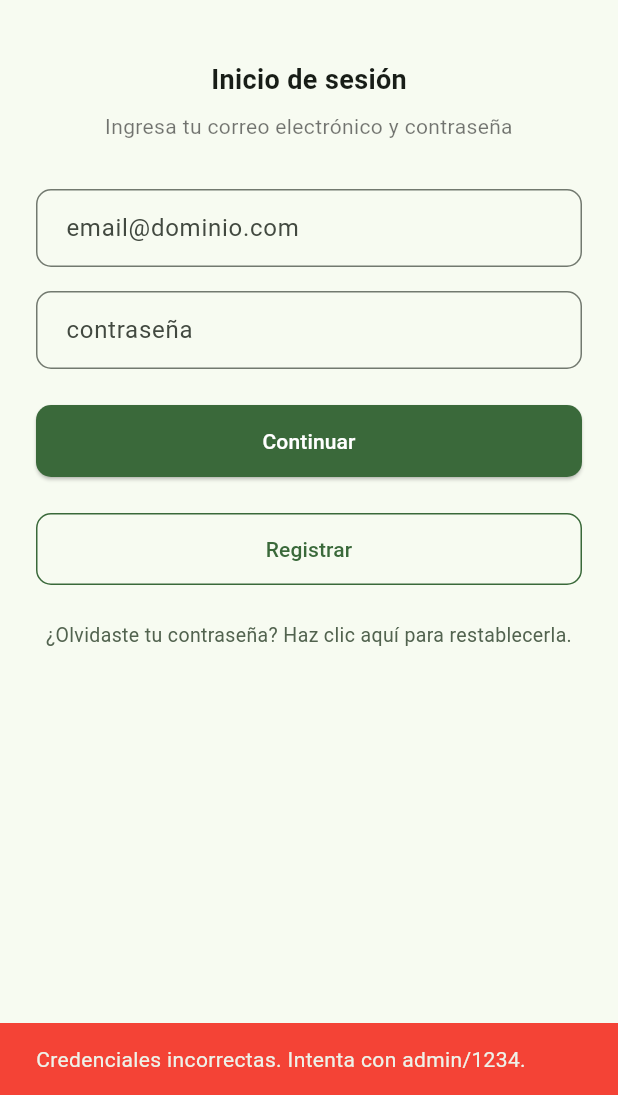
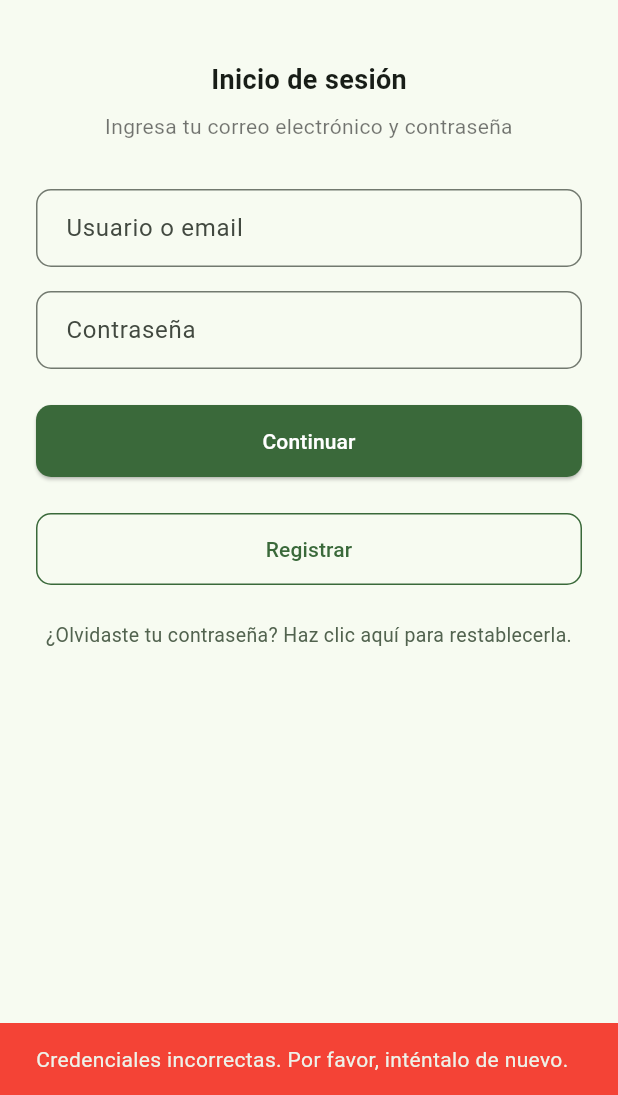
Before and after one commit to p1errot/Recuerda-Med, a Flutter app: the screen it shows after launch, after a tap on "Continuar", on a phone screen of 412 x 824 dp, the part 141-1236 px from its top. Run offline on Flutter 3.47's test engine with Material 3 defaults, Android fonts, the light colour scheme and no system bars; our stand-ins replace sqflite; accounts and stored records are empty.

Commit message:
Se agrega la base de datos y configuracion en login

```diff
--- /dev/null
+++ b/lib/data/database/database_helper.dart
@@ -0,0 +1,136 @@
+import 'dart:async';
+import 'package:path/path.dart';
+import 'package:sqflite/sqflite.dart';
+
+class DatabaseHelper {
+  static final DatabaseHelper _instance = DatabaseHelper._internal();
+
+  factory DatabaseHelper() => _instance;
+
+  DatabaseHelper._internal();
+
+  static Database? _database;
+
+  static const String _databaseName = 'recuerdamed.db';
+
+  static const int _databaseVersion = 1;
+
+  Future<Database> get database async {
+    if (_database != null) return _database!;
+
+    _database = await _initDatabase();
+    return _database!;
+  }
+
+  Future<Database> _initDatabase() async {
+    final String path = join(await getDatabasesPath(), _databaseName);
+
+    return await openDatabase(
+      path,
+      version: _databaseVersion,
+      onCreate: _onCreate,
+      onUpgrade: _onUpgrade,
+    );
+  }
+
+  Future<void> _onCreate(Database db, int version) async {
+    await db.execute('''
+      CREATE TABLE users (
+        id INTEGER PRIMARY KEY AUTOINCREMENT,
+        username TEXT NOT NULL UNIQUE,
+        email TEXT NOT NULL UNIQUE,
+        password TEXT NOT NULL,
+        name TEXT,
+        birthdate TEXT,
+        blood_type TEXT,
+        address TEXT,
+        phone TEXT,
+        created_at TIMESTAMP DEFAULT CURRENT_TIMESTAMP,
+        updated_at TIMESTAMP DEFAULT CURRENT_TIMESTAMP
+      )
+    ''');
+
+    await db.execute('''
+      CREATE TABLE medicines (
+        id INTEGER PRIMARY KEY AUTOINCREMENT,
+        user_id INTEGER NOT NULL,
+        name TEXT NOT NULL,
+        quantity INTEGER NOT NULL,
+        every_hours INTEGER NOT NULL,
+        start_time TEXT NOT NULL,
+        start_date TEXT NOT NULL,
+        end_date TEXT,
+        created_at TIMESTAMP DEFAULT CURRENT_TIMESTAMP,
+        updated_at TIMESTAMP DEFAULT CURRENT_TIMESTAMP,
+        FOREIGN KEY (user_id) REFERENCES users(id) ON DELETE CASCADE ON UPDATE CASCADE
+      )
+    ''');
+  }
+
+  // Upgrade database
+  Future<void> _onUpgrade(Database db, int oldVersion, int newVersion) async {
+    // Handle database upgrades here
+    // Example:
+    // if (oldVersion < 2) {
+    //   await db.execute('ALTER TABLE table_name ADD COLUMN new_column TEXT');
+    // }
+  }
+
+  Future<int> insert(String table, Map<String, dynamic> row) async {
+    final Database db = await database;
+    return await db.insert(table, row);
+  }
+
+  Future<List<Map<String, dynamic>>> query(
+    String table, {
+    List<String>? columns,
+    String? where,
+    List<dynamic>? whereArgs,
+    String? orderBy,
+    int? limit,
+    int? offset,
+  }) async {
+    final Database db = await database;
+    return await db.query(
+      table,
+      columns: columns,
+      where: where,
+      whereArgs: whereArgs,
+      orderBy: orderBy,
+      limit: limit,
+      offset: offset,
+    );
+  }
+
+  Future<int> update(
+    String table,
+    Map<String, dynamic> row, {
+    String? where,
+    List<dynamic>? whereArgs,
+  }) async {
+    final Database db = await database;
+    return await db.update(table, row, where: where, whereArgs: whereArgs);
+  }
+
+  Future<int> delete(
+    String table, {
+    String? where,
+    List<dynamic>? whereArgs,
+  }) async {
+    final Database db = await database;
+    return await db.delete(table, where: where, whereArgs: whereArgs);
+  }
+
+  Future<List<Map<String, dynamic>>> rawQuery(
+    String sql, [
+    List<dynamic>? arguments,
+  ]) async {
+    final Database db = await database;
+    return await db.rawQuery(sql, arguments);
+  }
+
+  Future<void> close() async {
+    final Database db = await database;
+    db.close();
+  }
+}
--- a/lib/presentation/Screens/login/login_screen.dart
+++ b/lib/presentation/Screens/login/login_screen.dart
@@ -2,10 +2,29 @@ import 'package:flutter/material.dart';
 import 'package:recuerdamed/presentation/Screens/login/recuperar_constrasena_screen.dart';
 import 'package:recuerdamed/presentation/Screens/login/registro_screen.dart';
 import 'package:recuerdamed/presentation/widgets/navigationbar/navigationbar.dart';
+import 'package:recuerdamed/data/database/database_helper.dart';
 
-class SignInScreen extends StatelessWidget {
+// Function to validate if user exists in the database
+Future<bool> validateUser(String email, String password) async {
+  final dbHelper = DatabaseHelper();
+  final result = await dbHelper.query(
+    'users',
+    where: '(email = ? OR username = ?) AND password = ?',
+    whereArgs: [email, password],
+  );
+
+  // If the query returns any results, the user exists
+  return result.isNotEmpty;
+}
+
+class SignInScreen extends StatefulWidget {
   const SignInScreen({super.key});
 
+  @override
+  State<SignInScreen> createState() => _SignInScreenState();
+}
+
+class _SignInScreenState extends State<SignInScreen> {
   @override
   Widget build(BuildContext context) {
     final colors = Theme.of(context).colorScheme;
@@ -47,7 +66,7 @@ class SignInScreen extends StatelessWidget {
                 controller: emailController,
                 keyboardType: TextInputType.emailAddress,
                 decoration: InputDecoration(
-                  hintText: 'email@dominio.com',
+                  hintText: 'Usuario o email',
                   border: OutlineInputBorder(
                     borderRadius: BorderRadius.circular(10),
                   ),
@@ -62,7 +81,7 @@ class SignInScreen extends StatelessWidget {
                 controller: passwordController,
                 obscureText: true,
                 decoration: InputDecoration(
-                  hintText: 'contraseña',
+                  hintText: 'Contraseña',
                   border: OutlineInputBorder(
                     borderRadius: BorderRadius.circular(10),
                   ),
@@ -84,23 +103,58 @@ class SignInScreen extends StatelessWidget {
                       borderRadius: BorderRadius.circular(10),
                     ),
                   ),
-                  onPressed: () {
+                  onPressed: () async {
+                    // Store context before async operation
+                    final scaffoldContext = context;
 
-                    if (emailController.text == 'admin' &&
-                        passwordController.text == '1234') {
+                    // Show loading indicator
+                    showDialog(
+                      context: scaffoldContext,
+                      barrierDismissible: false,
+                      builder: (context) =>
+                          const Center(child: CircularProgressIndicator()),
+                    );
+
+                    try {
+                      // Use the validateUser function to check credentials
+                      final isValidUser = await validateUser(
+                        emailController.text,
+                        passwordController.text,
+                      );
+
+                      // Check if the widget is still in the tree
+                      if (!mounted) return;
+
+                      // Close the loading dialog
+                      Navigator.pop(scaffoldContext);
+
+                      if (isValidUser) {
+                        // Navigate to home screen
                         Navigator.pushReplacement(
-
-                        context,
+                          scaffoldContext,
                           MaterialPageRoute(
                             builder: (context) => const NavigationBarApp(),
                           ),
                         );
                       } else {
-                      ScaffoldMessenger.of(context).showSnackBar(
+                        ScaffoldMessenger.of(scaffoldContext).showSnackBar(
                           const SnackBar(
                             content: Text(
-                            'Credenciales incorrectas. Intenta con admin/1234.',
+                              'Credenciales incorrectas. Por favor, inténtalo de nuevo.',
                             ),
+                            backgroundColor: Colors.red,
+                          ),
+                        );
+                      }
+                    } catch (e) {
+                      // Check if the widget is still in the tree
+                      if (!mounted) return;
+
+                      // Close the loading dialog and show error
+                      Navigator.pop(scaffoldContext);
+                      ScaffoldMessenger.of(scaffoldContext).showSnackBar(
+                        SnackBar(
+                          content: Text('Error: ${e.toString()}'),
                           backgroundColor: Colors.red,
                         ),
                       );
--- a/pubspec.yaml
+++ b/pubspec.yaml
@@ -9,6 +9,8 @@ environment:
 dependencies:
   flutter:
     sdk: flutter
+  path: ^1.9.1
+  sqflite: ^2.4.2
 
 dev_dependencies:
   flutter_test:
```
Also changed, not shown: pubspec.lock, 11 other files. Lines whose indentation alone changed are shown as unchanged.
